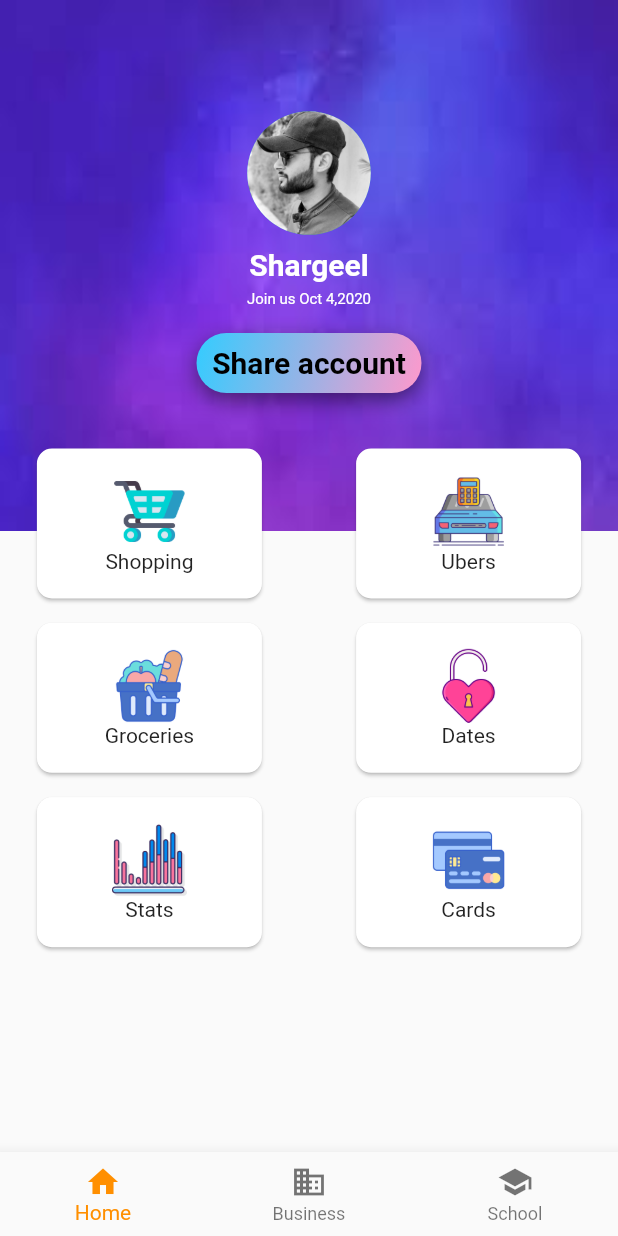
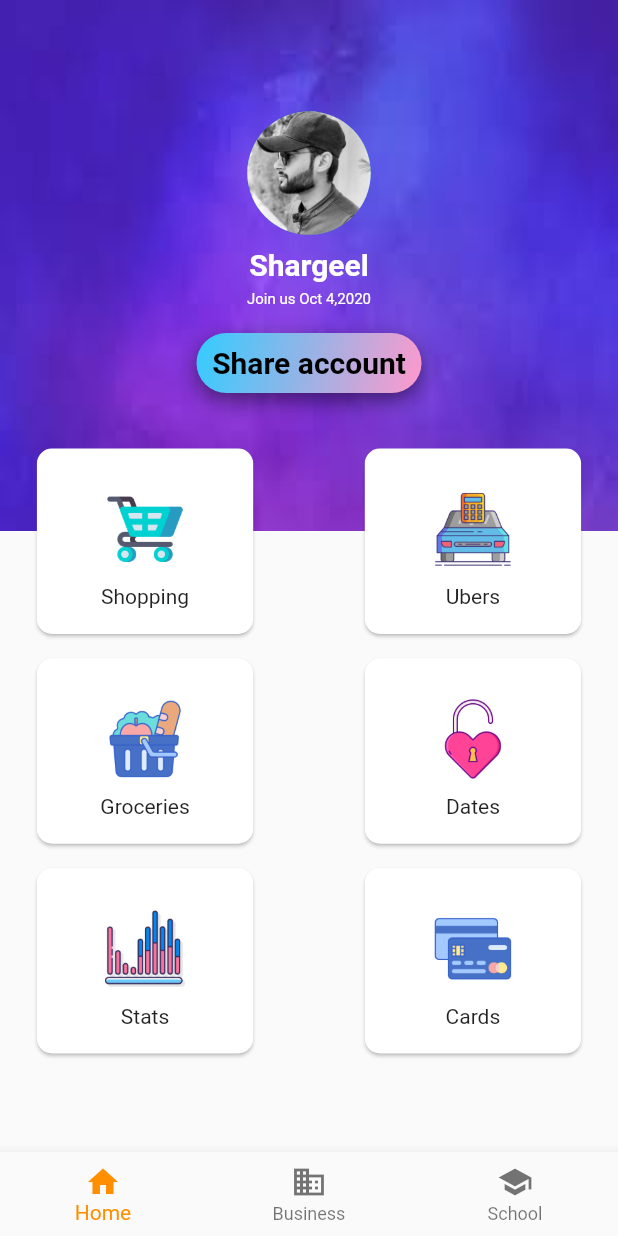
Before and after one commit to shargeel071/login1, a Flutter app: the screen it shows after launch, on a phone screen of 412 x 824 dp. Run offline on Flutter 3.47's test engine with Material 2 defaults, Android fonts, the phone set to English and light mode, and no system bars; our stand-ins replace carousel_slider.

Commit message:
screen ui

```diff
--- a/lib/pages/dashboard.dart
+++ b/lib/pages/dashboard.dart
@@ -84,14 +84,14 @@ class _Dashboard1State extends State<Dashboard1> {
                               print('Card tapped.');
                             },
                             child: Container(
-                              width: 150,
-                              height: 100,
+                              width: ScreenConfig.blockWidth *35,
+                              height: ScreenConfig.blockHeight * 15,
                             child: Center(
                               child: Column(
                                 mainAxisSize: MainAxisSize.min,
                                 children: [
                                  // Icon(Icons.shopping_cart),
-                                   Image.asset('assets/images/shopping-cart.png', height: 50,width: 50,),
+                                   Image.asset('assets/images/shopping-cart.png', height: ScreenConfig.blockHeight * 9,width: ScreenConfig.blockWidth * 13,),
                                   Text("Shopping")
                                 ],
 
@@ -110,13 +110,13 @@ class _Dashboard1State extends State<Dashboard1> {
                               print('Card tapped.');
                             },
                             child: Container(
-                              width: 150,
-                              height: 100,
+                              width: ScreenConfig.blockWidth *35,
+                              height: ScreenConfig.blockHeight * 15,
                               child: Center(
                                 child: Column(
                                   mainAxisSize: MainAxisSize.min,
                                   children: [
-                                    Image.asset('assets/images/car-loan.png', height: 50,width: 50,),
+                                    Image.asset('assets/images/car-loan.png', height: ScreenConfig.blockHeight * 9,width: ScreenConfig.blockWidth * 13,),
                                     Text("Ubers")
                                   ],
 
@@ -142,13 +142,13 @@ class _Dashboard1State extends State<Dashboard1> {
                               print('Card tapped.');
                             },
                             child: Container(
-                              width: 150,
-                              height: 100,
+                              width: ScreenConfig.blockWidth *35,
+                              height: ScreenConfig.blockHeight * 15,
                               child: Center(
                                 child: Column(
                                   mainAxisSize: MainAxisSize.min,
                                   children: [
-                                    Image.asset('assets/images/groceries.png', height: 50,width: 50,),
+                                    Image.asset('assets/images/groceries.png',  height: ScreenConfig.blockHeight * 9,width: ScreenConfig.blockWidth * 13,),
                                     Text("Groceries")
                                   ],
 
@@ -167,13 +167,13 @@ class _Dashboard1State extends State<Dashboard1> {
                               print('Card tapped.');
                             },
                             child: Container(
-                              width: 150,
-                              height: 100,
+                              width: ScreenConfig.blockWidth *35,
+                              height: ScreenConfig.blockHeight * 15,
                               child: Center(
                                 child: Column(
                                   mainAxisSize: MainAxisSize.min,
                                   children: [
-                                    Image.asset('assets/images/heart.png', height: 50,width: 50,),
+                                    Image.asset('assets/images/heart.png',  height: ScreenConfig.blockHeight * 9,width: ScreenConfig.blockWidth * 13,),
                                     Text("Dates")
                                   ],
 
@@ -199,13 +199,13 @@ class _Dashboard1State extends State<Dashboard1> {
                               print('Card tapped.');
                             },
                             child: Container(
-                              width: 150,
-                              height: 100,
+                              width: ScreenConfig.blockWidth *35,
+                              height: ScreenConfig.blockHeight * 15,
                               child: Center(
                                 child: Column(
                                   mainAxisSize: MainAxisSize.min,
                                   children: [
-                                    Image.asset('assets/images/equalization.png', height: 50,width: 50,),
+                                    Image.asset('assets/images/equalization.png',  height: ScreenConfig.blockHeight * 9,width: ScreenConfig.blockWidth * 13,),
                                     Text("Stats")
                                   ],
 
@@ -224,13 +224,13 @@ class _Dashboard1State extends State<Dashboard1> {
                               print('Card tapped.');
                             },
                             child: Container(
-                              width: 150,
-                              height: 100,
+                              width: ScreenConfig.blockWidth *35,
+                              height: ScreenConfig.blockHeight * 15,
                               child: Center(
                                 child: Column(
                                   mainAxisSize: MainAxisSize.min,
                                   children: [
-                                    Image.asset('assets/images/card-payment.png', height: 50,width: 50,),
+                                    Image.asset('assets/images/card-payment.png',  height: ScreenConfig.blockHeight * 9,width: ScreenConfig.blockWidth * 13,),
                                     Text("Cards")
                                   ],
 
```
